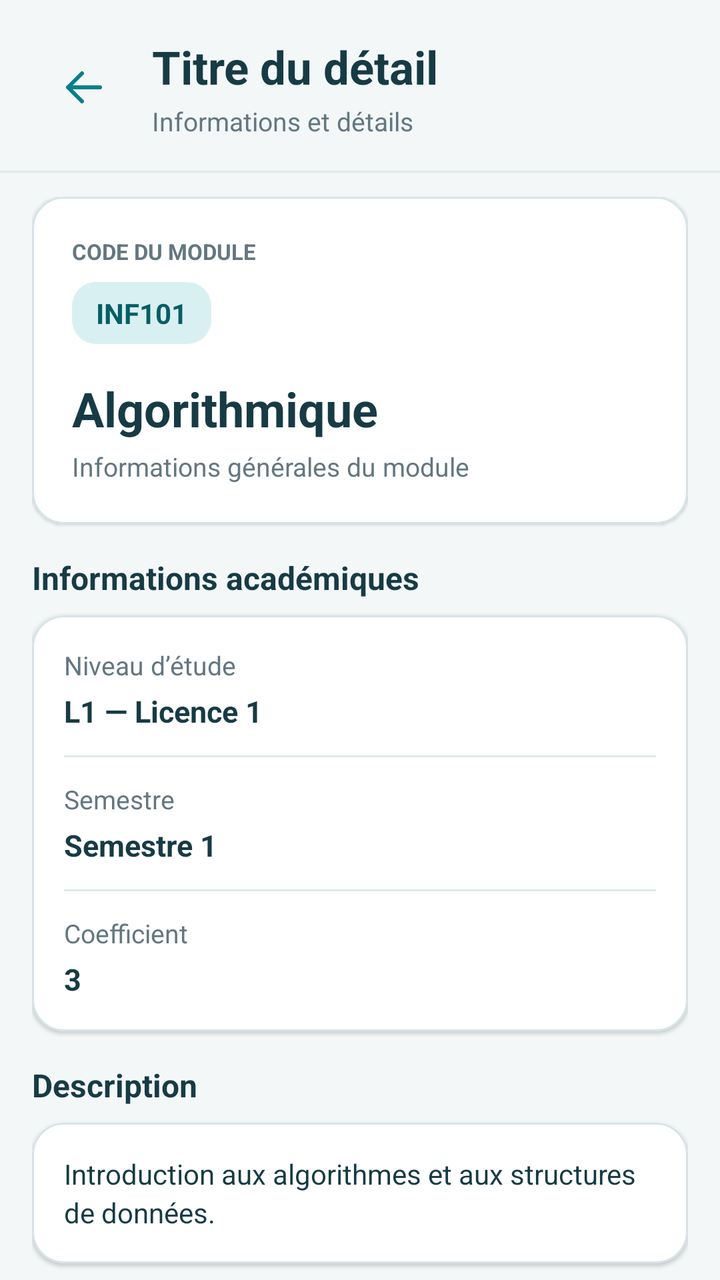
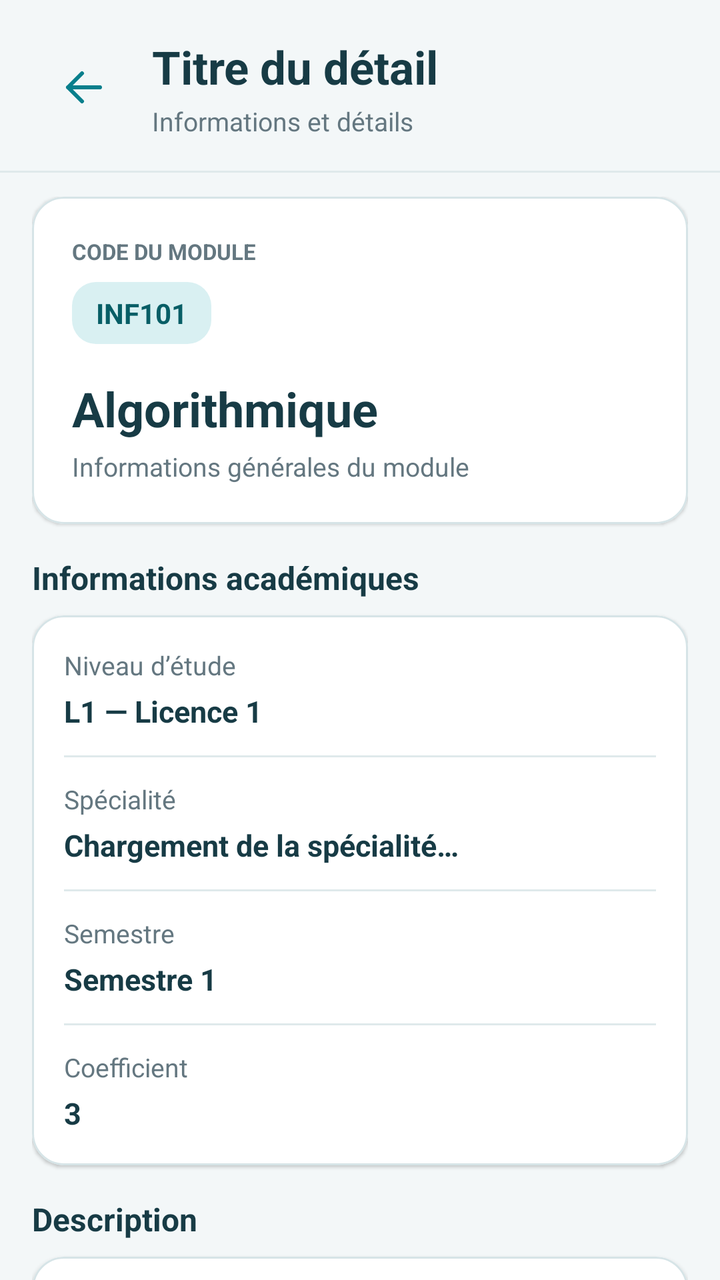

Before-and-after screenshots of an Android layout around one commit, followed by the original layout XML and the change that was made.
<!-- AndroidManifest.xml: application theme Theme.Praticum -->
<!-- res/layout/fragment_module_detail.xml -->
<?xml version="1.0" encoding="utf-8"?>
<LinearLayout
    xmlns:android="http://schemas.android.com/apk/res/android"
    xmlns:app="http://schemas.android.com/apk/res-auto"
    android:layout_width="match_parent"
    android:layout_height="match_parent"
    android:orientation="vertical"
    android:background="@color/screen_background">

    
    <include
        layout="@layout/layout_subscreen_header" />

    
    <androidx.core.widget.NestedScrollView
        android:layout_width="match_parent"
        android:layout_height="0dp"
        android:layout_weight="1"
        android:fillViewport="false"
        android:clipToPadding="false"
        android:paddingStart="16dp"
        android:paddingEnd="16dp"
        android:paddingTop="12dp"
        android:paddingBottom="20dp"
        android:overScrollMode="never"
        android:scrollbars="none">

        <LinearLayout
            android:layout_width="match_parent"
            android:layout_height="wrap_content"
            android:orientation="vertical">

            
            <com.google.android.material.card.MaterialCardView
                android:layout_width="match_parent"
                android:layout_height="wrap_content"
                android:layout_marginBottom="16dp"
                app:cardBackgroundColor="@color/white"
                app:cardCornerRadius="16dp"
                app:cardElevation="1dp"
                app:strokeColor="@color/color_outline"
                app:strokeWidth="1dp">

                <LinearLayout
                    android:layout_width="match_parent"
                    android:layout_height="wrap_content"
                    android:orientation="vertical"
                    android:padding="20dp">

                    <TextView
                        android:layout_width="wrap_content"
                        android:layout_height="wrap_content"
                        android:text="CODE DU MODULE"
                        android:textColor="@color/text_secondary"
                        android:textSize="11sp"
                        android:textStyle="bold" />

                    <TextView
                        android:id="@+id/tvModuleDetailCode"
                        android:layout_width="wrap_content"
                        android:layout_height="wrap_content"
                        android:layout_marginTop="8dp"
                        android:background="@drawable/bg_menu_selected"
                        android:paddingStart="12dp"
                        android:paddingTop="6dp"
                        android:paddingEnd="12dp"
                        android:paddingBottom="6dp"
                        android:text="INF101"
                        android:textColor="@color/primary_dark"
                        android:textSize="14sp"
                        android:textStyle="bold" />

                    <TextView
                        android:id="@+id/tvModuleDetailName"
                        android:layout_width="match_parent"
                        android:layout_height="wrap_content"
                        android:layout_marginTop="16dp"
                        android:text="Algorithmique"
                        android:textColor="@color/text_primary"
                        android:textSize="24sp"
                        android:textStyle="bold" />

                    <TextView
                        android:layout_width="match_parent"
                        android:layout_height="wrap_content"
                        android:layout_marginTop="4dp"
                        android:text="Informations générales du module"
                        android:textColor="@color/text_secondary"
                        android:textSize="13sp" />

                </LinearLayout>
            </com.google.android.material.card.MaterialCardView>

            
            <TextView
                android:layout_width="match_parent"
                android:layout_height="wrap_content"
                android:layout_marginBottom="8dp"
                android:text="Informations académiques"
                android:textColor="@color/text_primary"
                android:textSize="16sp"
                android:textStyle="bold" />

            <com.google.android.material.card.MaterialCardView
                android:layout_width="match_parent"
                android:layout_height="wrap_content"
                android:layout_marginBottom="16dp"
                app:cardBackgroundColor="@color/white"
                app:cardCornerRadius="16dp"
                app:cardElevation="1dp"
                app:strokeColor="@color/color_outline"
                app:strokeWidth="1dp">

                <LinearLayout
                    android:layout_width="match_parent"
                    android:layout_height="wrap_content"
                    android:orientation="vertical"
                    android:padding="16dp">

                    
                    <TextView
                        android:layout_width="match_parent"
                        android:layout_height="wrap_content"
                        android:text="Niveau d’étude"
                        android:textColor="@color/text_secondary"
                        android:textSize="13sp" />

                    <TextView
                        android:id="@+id/tvModuleDetailLevel"
                        android:layout_width="match_parent"
                        android:layout_height="wrap_content"
                        android:layout_marginTop="4dp"
                        android:text="L1 — Licence 1"
                        android:textColor="@color/text_primary"
                        android:textSize="15sp"
                        android:textStyle="bold" />

                    <View
                        android:layout_width="match_parent"
                        android:layout_height="1dp"
                        android:layout_marginTop="12dp"
                        android:layout_marginBottom="12dp"
                        android:background="@color/color_divider" />

                    
                    <TextView
                        android:layout_width="match_parent"
                        android:layout_height="wrap_content"
                        android:text="Semestre"
                        android:textColor="@color/text_secondary"
                        android:textSize="13sp" />

                    <TextView
                        android:id="@+id/tvModuleDetailSemester"
                        android:layout_width="match_parent"
                        android:layout_height="wrap_content"
                        android:layout_marginTop="4dp"
                        android:text="Semestre 1"
                        android:textColor="@color/text_primary"
                        android:textSize="15sp"
                        android:textStyle="bold" />

                    <View
                        android:layout_width="match_parent"
                        android:layout_height="1dp"
                        android:layout_marginTop="12dp"
                        android:layout_marginBottom="12dp"
                        android:background="@color/color_divider" />

                    
                    <TextView
                        android:layout_width="match_parent"
                        android:layout_height="wrap_content"
                        android:text="Coefficient"
                        android:textColor="@color/text_secondary"
                        android:textSize="13sp" />

                    <TextView
                        android:id="@+id/tvModuleDetailCoefficient"
                        android:layout_width="match_parent"
                        android:layout_height="wrap_content"
                        android:layout_marginTop="4dp"
                        android:text="3"
                        android:textColor="@color/text_primary"
                        android:textSize="15sp"
                        android:textStyle="bold" />

                </LinearLayout>
            </com.google.android.material.card.MaterialCardView>

            
            <TextView
                android:layout_width="match_parent"
                android:layout_height="wrap_content"
                android:layout_marginBottom="8dp"
                android:text="Description"
                android:textColor="@color/text_primary"
                android:textSize="16sp"
                android:textStyle="bold" />

            <com.google.android.material.card.MaterialCardView
                android:layout_width="match_parent"
                android:layout_height="wrap_content"
                android:layout_marginBottom="16dp"
                app:cardBackgroundColor="@color/white"
                app:cardCornerRadius="16dp"
                app:cardElevation="1dp"
                app:strokeColor="@color/color_outline"
                app:strokeWidth="1dp">

                <TextView
                    android:id="@+id/tvModuleDetailDescription"
                    android:layout_width="match_parent"
                    android:layout_height="wrap_content"
                    android:minHeight="64dp"
                    android:padding="16dp"
                    android:text="Introduction aux algorithmes et aux structures de données."
                    android:textColor="@color/text_primary"
                    android:textSize="14sp"
                    android:lineSpacingExtra="3dp" />

            </com.google.android.material.card.MaterialCardView>

            
            <LinearLayout
                android:layout_width="match_parent"
                android:layout_height="wrap_content"
                android:layout_marginBottom="12dp"
                android:orientation="horizontal">

                <com.google.android.material.button.MaterialButton
                    android:id="@+id/btnModuleDetailEdit"
                    android:layout_width="0dp"
                    android:layout_height="52dp"
                    android:layout_weight="1"
                    android:layout_marginEnd="6dp"
                    android:text="Modifier"
                    android:textAllCaps="false"
                    android:textSize="14sp"
                    app:backgroundTint="@color/primary"
                    app:cornerRadius="12dp" />

                <com.google.android.material.button.MaterialButton
                    android:id="@+id/btnModuleDetailDelete"
                    style="@style/Widget.MaterialComponents.Button.OutlinedButton"
                    android:layout_width="0dp"
                    android:layout_height="52dp"
                    android:layout_weight="1"
                    android:layout_marginStart="6dp"
                    android:text="Supprimer"
                    android:textAllCaps="false"
                    android:textColor="@color/color_absent"
                    android:textSize="14sp"
                    app:cornerRadius="12dp"
                    app:strokeColor="@color/color_absent" />

            </LinearLayout>

        </LinearLayout>
    </androidx.core.widget.NestedScrollView>

</LinearLayout>
<!-- res/layout/layout_subscreen_header.xml (included above) -->
<?xml version="1.0" encoding="utf-8"?>
<LinearLayout
    xmlns:android="http://schemas.android.com/apk/res/android"
    xmlns:app="http://schemas.android.com/apk/res-auto"
    android:id="@+id/layoutDetailHeaderContainer"
    android:layout_width="match_parent"
    android:layout_height="wrap_content"
    android:orientation="vertical"
    android:background="@color/screen_background">

    
    <LinearLayout
        android:id="@+id/layoutSubscreenHeader"
        android:layout_width="match_parent"
        android:layout_height="wrap_content"
        android:gravity="center_vertical"
        android:orientation="horizontal"
        android:paddingStart="20dp"
        android:paddingTop="18dp"
        android:paddingEnd="20dp"
        android:paddingBottom="16dp">

        
        <ImageButton
            android:id="@+id/btnSubscreenHeaderBack"
            android:layout_width="44dp"
            android:layout_height="44dp"
            android:layout_marginEnd="12dp"
            android:background="?attr/selectableItemBackgroundBorderless"
            android:contentDescription="Retour"
            android:padding="10dp"
            android:src="@drawable/ic_arrow_back"
            app:tint="@color/primary" />

        
        <LinearLayout
            android:id="@+id/layoutSubscreenHeaderTitles"
            android:layout_width="0dp"
            android:layout_height="wrap_content"
            android:layout_weight="1"
            android:orientation="vertical">

            <TextView
                android:id="@+id/tvSubscreenHeaderTitle"
                android:layout_width="match_parent"
                android:layout_height="wrap_content"
                android:ellipsize="end"
                android:maxLines="1"
                android:text="Titre du détail"
                android:textColor="@color/text_primary"
                android:textSize="23sp"
                android:textStyle="bold" />

            <TextView
                android:id="@+id/tvSubscreenHeaderSubtitle"
                android:layout_width="match_parent"
                android:layout_height="wrap_content"
                android:layout_marginTop="3dp"
                android:ellipsize="end"
                android:maxLines="1"
                android:text="Informations et détails"
                android:textColor="@color/text_secondary"
                android:textSize="13sp" />

        </LinearLayout>

    </LinearLayout>

    
    <View
        android:id="@+id/viewSubscreenHeaderDivider"
        android:layout_width="match_parent"
        android:layout_height="1dp"
        android:background="@color/color_divider" />

</LinearLayout>
<!-- resources referenced by this layout -->
<resources>
  <color name="color_absent">#B42332</color>
  <color name="color_divider">#DFE9EB</color>
  <color name="color_outline">#D6E4E7</color>
  <color name="primary">#087F8C</color>
  <color name="primary_dark">#075E66</color>
  <color name="screen_background">#F3F7F8</color>
  <color name="text_primary">#173B45</color>
  <color name="text_secondary">#647780</color>
  <color name="white">#FFFFFF</color>
  <!-- drawable bg_menu_selected (drawable) -->
  <?xml version="1.0" encoding="utf-8"?>
  <shape xmlns:android="http://schemas.android.com/apk/res/android"
      android:shape="rectangle">
      <solid android:color="@color/color_info_container" />
      <corners android:radius="12dp" />
  </shape>
  <!-- drawable ic_arrow_back (drawable) -->
  <vector xmlns:android="http://schemas.android.com/apk/res/android"
      android:width="24dp"
      android:height="24dp"
      android:viewportWidth="24"
      android:viewportHeight="24">
  
      <path
          android:fillColor="#173B45"
          android:pathData="M20,12 L4,12 M4,12 L11,5 M4,12 L11,19"
          android:strokeColor="#173B45"
          android:strokeWidth="2"
          android:strokeLineCap="round"
          android:strokeLineJoin="round" />
  </vector>
  <style name="Theme.Praticum" parent="Theme.MaterialComponents.DayNight.NoActionBar">
  
          
          <item name="colorPrimary">@color/primary</item>
          <item name="colorPrimaryVariant">@color/primary_dark</item>
          <item name="colorSecondary">@color/secondary</item>
  
  
          
          <item name="android:enforceNavigationBarContrast">false</item>
  
  
          
          
          <item name="android:statusBarColor">@android:color/transparent</item>
          <item name="android:navigationBarColor">@android:color/transparent</item>
          <item name="android:windowLightStatusBar">false</item>
          <item name="android:windowLightNavigationBar">true</item>
  
  
      </style>
  <color name="color_info_container">#D9F0F2</color>
  <color name="secondary">#159AA5</color>
</resources>

<!-- the commit's change to res/layout/fragment_module_detail.xml (unified diff, before → after) -->
@@ -142,6 +142,30 @@
                         android:layout_marginBottom="12dp"
                         android:background="@color/color_divider" />
 
+                    <TextView
+                        android:layout_width="match_parent"
+                        android:layout_height="wrap_content"
+                        android:text="Spécialité"
+                        android:textColor="@color/text_secondary"
+                        android:textSize="13sp" />
+
+                    <TextView
+                        android:id="@+id/tvModuleDetailSpecialization"
+                        android:layout_width="match_parent"
+                        android:layout_height="wrap_content"
+                        android:layout_marginTop="4dp"
+                        android:text="Chargement de la spécialité…"
+                        android:textColor="@color/text_primary"
+                        android:textSize="15sp"
+                        android:textStyle="bold" />
+
+                    <View
+                        android:layout_width="match_parent"
+                        android:layout_height="1dp"
+                        android:layout_marginTop="12dp"
+                        android:layout_marginBottom="12dp"
+                        android:background="@color/color_divider" />
+
                     
                     <TextView
                         android:layout_width="match_parent"
